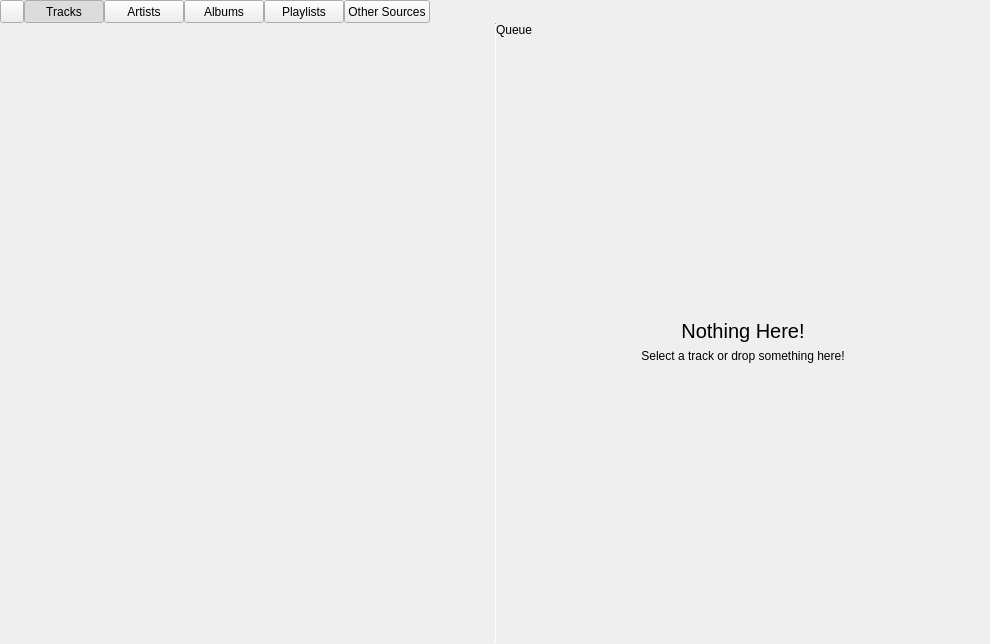
Above: application/mainwindow.ui from theCheeseboard/theBeat before the change. Below: the same form after it.
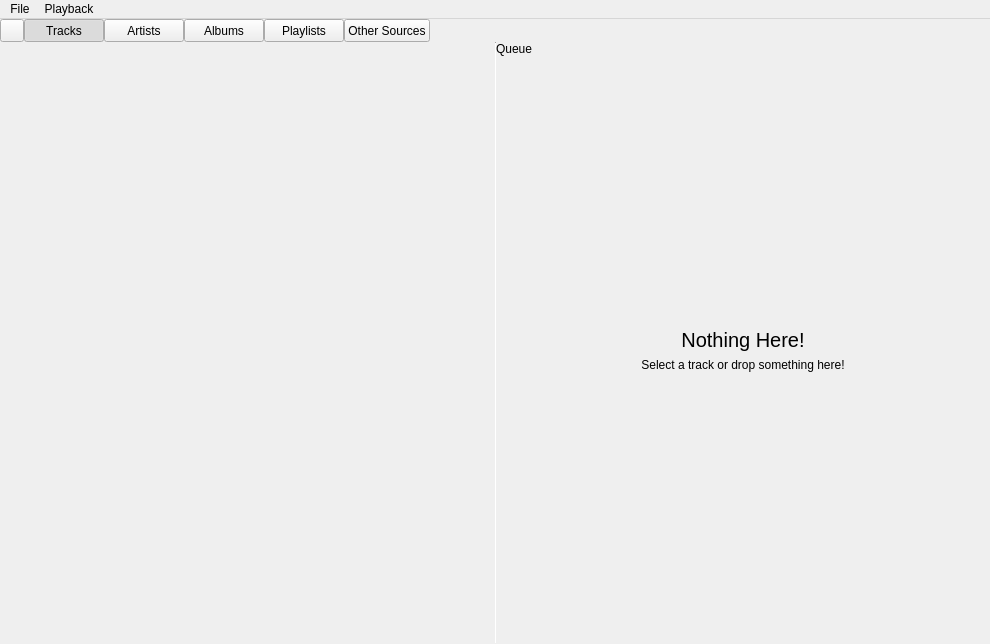
That is the form after the change. Icons and pictures are not drawn. Custom widgets are drawn as their Qt base class.

Commit message: Add menus to application window for macOS

Diff of the .ui file:
```diff
--- a/application/mainwindow.ui
+++ b/application/mainwindow.ui
@@ -394,6 +394,39 @@
     </item>
    </layout>
   </widget>
+  <widget class="QMenuBar" name="menuBar">
+   <property name="geometry">
+    <rect>
+     <x>0</x>
+     <y>0</y>
+     <width>990</width>
+     <height>22</height>
+    </rect>
+   </property>
+   <widget class="QMenu" name="menuFile">
+    <property name="title">
+     <string>File</string>
+    </property>
+    <addaction name="actionOpen_File"/>
+    <addaction name="actionOpen_URL"/>
+    <addaction name="separator"/>
+    <addaction name="actionAdd_to_Library"/>
+    <addaction name="separator"/>
+    <addaction name="actionSettings"/>
+    <addaction name="separator"/>
+    <addaction name="actionExit"/>
+   </widget>
+   <widget class="QMenu" name="menuPlayback">
+    <property name="title">
+     <string>Playback</string>
+    </property>
+    <addaction name="actionPlayPause"/>
+    <addaction name="actionSkip_Back"/>
+    <addaction name="actionSkip_Forward"/>
+   </widget>
+   <addaction name="menuFile"/>
+   <addaction name="menuPlayback"/>
+  </widget>
   <action name="actionFileBug">
    <property name="icon">
     <iconset theme="tools-report-bug">
```
Left out of the diff: 12 changed lines with no effect on the pictures. The commit also changes 1 other file.
